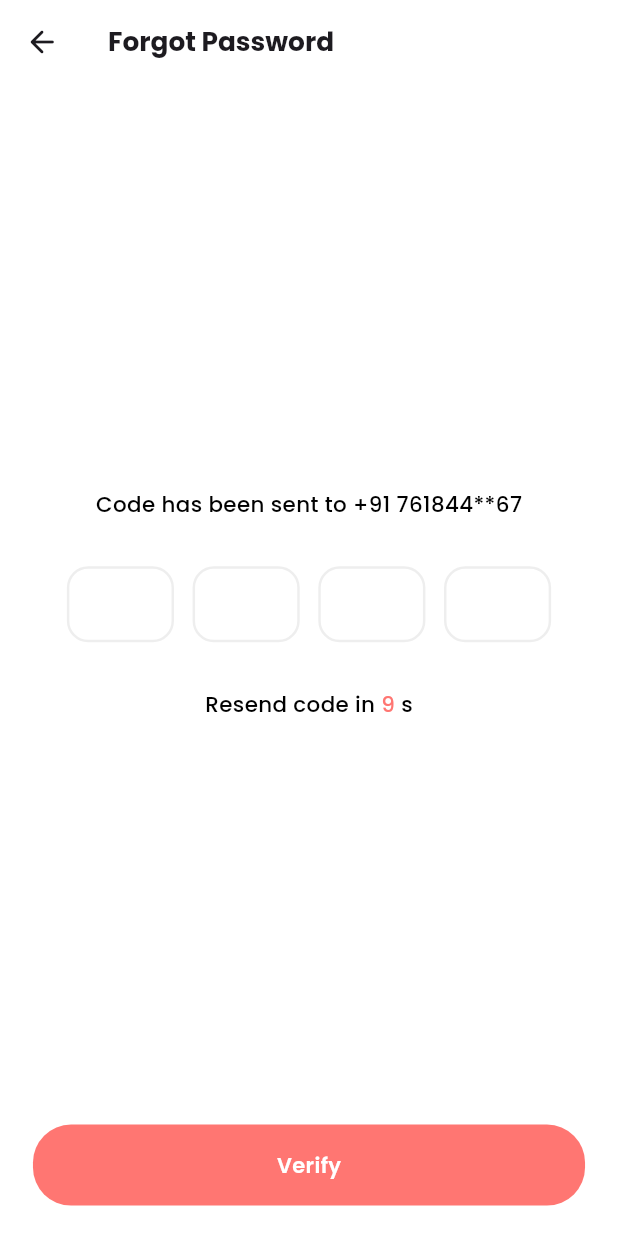
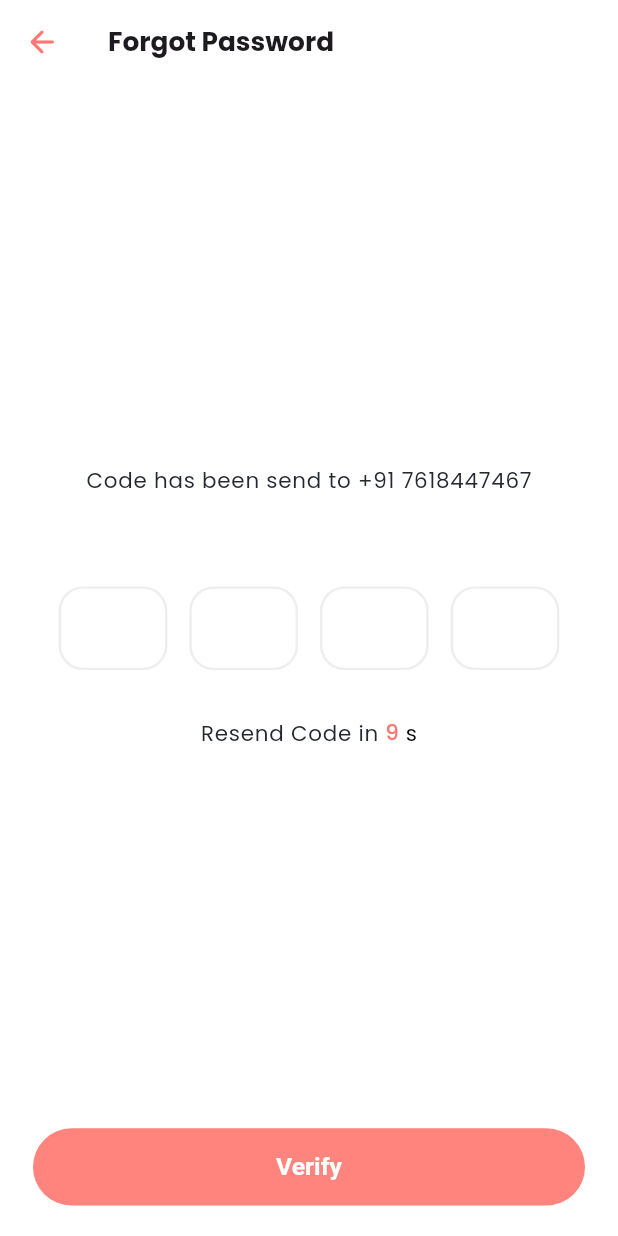
Before and after one commit to Aman-Singh-Rawat/newsy_app, a Flutter app: the ForgotPasswordScreen screen opened directly, after a tap on "Continue", on a phone screen of 412 x 824 dp. Run offline on Flutter 3.47's test engine with Material 3 defaults, Android fonts, the phone set to English and light mode, and no system bars; drawn by our look-alikes of pinput; our stand-ins replace flutter_screenutil, flutter_spinkit, flutter_svg, grouped_list, image_picker; missing offline and left inert: flutter_quill, flutter_quill_extensions, mobkit_dashed_border.

Commit message:
ADDED:: night mode in otp_screen

```diff
--- a/lib/core/utils/constants/text_strings.dart
+++ b/lib/core/utils/constants/text_strings.dart
@@ -14,6 +14,7 @@ class TextStrings {
   static const String next = "Next";
   static const String getStarted = "Get Started";
   static const String continueText = "Continue";
+  static const String verify = "Verify";
 
   // news agency
   static const String newsAgencyAppBarText = "Do You?";
@@ -55,8 +56,10 @@ class TextStrings {
   static const String forgotPassItemTitle2 = "via Email";
 
   // otp forgot password
+  static const String resend = "Resend";
   static const String otpTitle = "Code has been send to";
-  static const String otpResendCode = "Resend Code in";
+  static const String otpResendCode = "Resend Code in ";
+  static const String didNotRecieveCode = "Didn't Receive otp? ";
 
   // reset password
   static const String resetPasswordTitle = "Create a new password";
--- a/lib/view/views/auth/forgot_password_screen.dart
+++ b/lib/view/views/auth/forgot_password_screen.dart
@@ -1,10 +1,13 @@
 import 'package:flutter/material.dart';
 import 'package:flutter_screenutil/flutter_screenutil.dart';
 import 'package:flutter_svg/flutter_svg.dart';
+import 'package:newsy/core/navigation/app_navigation.dart';
 import 'package:newsy/core/theme/custom_text_style.dart';
 import 'package:newsy/core/utils/constants/image_strings.dart';
+import 'package:newsy/core/utils/constants/text_strings.dart';
 import 'package:newsy/core/utils/extension.dart';
 import 'package:newsy/view/views/auth/otp_screen.dart';
+import 'package:newsy/view/widgets/custom_app_bar.dart';
 import 'package:newsy/view/widgets/custom_btn.dart';
 import 'package:newsy/view/widgets/news_agency_widget.dart';
 
@@ -22,13 +25,13 @@ class _ForgotPasswordScreenState extends State<ForgotPasswordScreen> {
   final List<Map<String, dynamic>> _forgotTypeList = [
     {
       "index": 0,
-      "category": "via SMS:",
+      "category": TextStrings.forgotPassItemTitle1,
       "description": "+91 9876543210",
       "icon": Icons.message,
     },
     {
       "index": 1,
-      "category": "via Email: ",
+      "category": TextStrings.forgotPassItemTitle2,
       "description": "am******at@gmail.com",
       "icon": Icons.email,
     },
@@ -37,13 +40,7 @@ class _ForgotPasswordScreenState extends State<ForgotPasswordScreen> {
   @override
   Widget build(BuildContext context) {
     return Scaffold(
-      appBar: AppBar(
-        leading: IconButton(
-          onPressed: () => Navigator.pop(context),
-          icon: Icon(Icons.arrow_back_rounded),
-        ),
-        title: Text("Forgot Password"),
-      ),
+      appBar: getAppBar(title: TextStrings.forgotPassword, context: context),
       body: SafeArea(
         child: SingleChildScrollView(
           child: Column(
@@ -55,13 +52,15 @@ class _ForgotPasswordScreenState extends State<ForgotPasswordScreen> {
                 width: 150.w,
                 fit: BoxFit.cover,
               ),
-              SizedBox(height: 15.h),
+              SizedBox(height: 25.h),
               Text(
-                "Select which contact details should we use to reset your password",
-                style: CustomTextStyle.screenDescTextStyle,
+                TextStrings.forgotPassTitle,
+                style: Theme.of(
+                  context,
+                ).textTheme.bodyLarge!.copyWith(fontSize: 13.sp),
               ),
 
-              SizedBox(height: 15.h),
+              SizedBox(height: 20.h),
 
               ..._forgotTypeList.asMap().entries.map(
                 (forgotItem) => NewsAgencyWidget(
@@ -72,14 +71,16 @@ class _ForgotPasswordScreenState extends State<ForgotPasswordScreen> {
                 ).marginOnly(bottom: 20.h),
               ),
 
-              SizedBox(height: 25.h),
-              CustomBtn(
-                color: Colorr.primaryColor[400]!,
-                btnText: "Continue",
-                onTap: () => Navigator.of(
-                  context,
-                ).push(MaterialPageRoute(builder: (context) => OtpScreen())),
+              SizedBox(height: 40.h),
+              SizedBox(
+                width: double.infinity,
+                child: ElevatedButton(
+                  onPressed: () =>
+                      AppNavigator.push(context, const OtpScreen()),
+                  child: Text(TextStrings.continueText),
+                ),
               ),
+              SizedBox(height: 20.h),
             ],
           ).padSymmetric(horizontal: 20.w),
         ),
--- a/lib/view/views/auth/otp_screen.dart
+++ b/lib/view/views/auth/otp_screen.dart
@@ -2,9 +2,13 @@ import 'dart:async';
 
 import 'package:flutter/material.dart';
 import 'package:flutter_screenutil/flutter_screenutil.dart';
+import 'package:newsy/core/navigation/app_navigation.dart';
 import 'package:newsy/core/theme/custom_text_style.dart';
+import 'package:newsy/core/utils/constants/text_strings.dart';
 import 'package:newsy/core/utils/extension.dart';
+import 'package:newsy/core/utils/helpers/helper_function.dart';
 import 'package:newsy/view/views/auth/reset_password_screen.dart';
+import 'package:newsy/view/widgets/custom_app_bar.dart';
 import 'package:newsy/view/widgets/custom_btn.dart';
 import 'package:newsy/view/widgets/otp_pin_field.dart';
 
@@ -39,38 +43,40 @@ class _OtpScreenState extends State<OtpScreen> {
 
   @override
   Widget build(BuildContext context) {
+    final bool isDark = HelperFunction.isDarkMode(context);
+
     _isCounterMinus = _counter == -1;
     return Scaffold(
       resizeToAvoidBottomInset: true,
-      appBar: AppBar(
-        leading: IconButton(
-          onPressed: () => Navigator.pop(context),
-          icon: Icon(Icons.arrow_back_rounded),
-        ),
-        title: Text("Forgot Password"),
-      ),
+      appBar: getAppBar(title: TextStrings.forgotPassword, context: context),
       body: GestureDetector(
-                behavior: HitTestBehavior.opaque,
+        behavior: HitTestBehavior.opaque,
 
-         onTap: () => FocusScope.of(context).requestFocus( FocusNode()),
+        onTap: () => FocusScope.of(context).requestFocus(FocusNode()),
         child: Column(
           crossAxisAlignment: CrossAxisAlignment.center,
           children: [
             Spacer(),
             Text(
-              "Code has been sent to +91 761844**67",
-              style: CustomTextStyle.screenDescTextStyle,
+              "${TextStrings.otpTitle} +91 7618447467",
+              style: Theme.of(
+                context,
+              ).textTheme.bodyLarge!.copyWith(fontSize: 13.sp),
             ),
 
-            SizedBox(height: 30.h),
+            SizedBox(height: 60.h),
             MyOtpPinField(),
             SizedBox(height: 30.h),
             Row(
               mainAxisAlignment: MainAxisAlignment.center,
               children: [
                 Text(
-                  _isCounterMinus ? "Didn't Receive otp? " : "Resend code in ",
-                  style: CustomTextStyle.screenDescTextStyle,
+                  _isCounterMinus
+                      ? TextStrings.didNotRecieveCode
+                      : TextStrings.otpResendCode,
+                  style: Theme.of(
+                    context,
+                  ).textTheme.bodyLarge!.copyWith(fontSize: 13.sp),
                 ),
                 if (!_isCounterMinus)
                   Text(
@@ -84,24 +90,31 @@ class _OtpScreenState extends State<OtpScreen> {
                       ? () => setState(() => _counter = 10)
                       : null,
                   child: Text(
-                    _isCounterMinus ? "Resend" : " s",
-                    style: CustomTextStyle.screenDescTextStyle.copyWith(
-                      color: _counter == -1
-                          ? Colorr.primaryColor[400]
-                          : Colors.black,
-                    ),
+                    _isCounterMinus ? TextStrings.resend : " s",
+                    style: Theme.of(context).textTheme.bodyLarge!
+                        .copyWith(fontSize: 13.sp)
+                        .copyWith(
+                          color: _counter == -1
+                              ? Colorr.primaryColor[400]
+                              : isDark
+                              ? Colors.white
+                              : Colors.black,
+                        ),
                   ),
                 ),
               ],
             ),
 
             Spacer(),
-            CustomBtn(
-              color: Colorr.primaryColor[400]!,
-              btnText: "Verify",
-              onTap: () => Navigator.of(context).pushAndRemoveUntil(
-                MaterialPageRoute(builder: (context) => ResetPasswordScreen()),
-                (Route<dynamic> route) => false,
+
+            SizedBox(
+              width: double.infinity,
+              child: ElevatedButton(
+                onPressed: () => AppNavigator.pushAndRemoveAll(
+                  context,
+                  const ResetPasswordScreen(),
+                ),
+                child: Text(TextStrings.verify),
               ),
             ),
 
--- a/lib/view/widgets/news_agency_widget.dart
+++ b/lib/view/widgets/news_agency_widget.dart
@@ -21,13 +21,17 @@ class NewsAgencyWidget extends StatelessWidget {
     if (isForgotPassword) {
       return Theme.of(context).textTheme.titleMedium!.copyWith(fontSize: 11.sp);
     } else {
-      return Theme.of(context).textTheme.titleLarge!.copyWith(fontSize: 14.sp);
+      return Theme.of(
+        context,
+      ).textTheme.headlineMedium!.copyWith(fontSize: 14.sp);
     }
   }
 
   TextStyle getSubHeadingStyle(BuildContext context) {
     if (isForgotPassword) {
-      return Theme.of(context).textTheme.titleLarge!.copyWith(fontSize: 14.sp);
+      return Theme.of(
+        context,
+      ).textTheme.headlineMedium!.copyWith(fontSize: 14.sp);
     } else {
       return Theme.of(context).textTheme.titleMedium!.copyWith(fontSize: 11.sp);
     }
--- a/lib/view/widgets/otp_pin_field.dart
+++ b/lib/view/widgets/otp_pin_field.dart
@@ -3,6 +3,7 @@ import 'package:flutter/services.dart';
 import 'package:flutter_screenutil/flutter_screenutil.dart';
 
 import 'package:newsy/core/theme/app_colors.dart';
+import 'package:newsy/core/utils/helpers/helper_function.dart';
 import 'package:pinput/pinput.dart';
 
 class MyOtpPinField extends StatelessWidget {
@@ -10,30 +11,38 @@ class MyOtpPinField extends StatelessWidget {
 
   @override
   Widget build(BuildContext context) {
+    final bool isDark = HelperFunction.isDarkMode(context);
+
     final defaultPinTheme = PinTheme(
-      width: 65.w,
-      height: 50.h,
-      margin: EdgeInsets.symmetric(horizontal: 2.w),
-      textStyle: TextStyle(
-        fontSize: 20.sp,
-        color: Colors.black,
-        fontWeight: FontWeight.w600,
-      ),
+      width: 66.w,
+      height: 55.h,
+      margin: EdgeInsets.symmetric(horizontal: 3.w),
+      textStyle: Theme.of(context).textTheme.headlineMedium,
       decoration: BoxDecoration(
-        borderRadius: BorderRadius.circular(14.r),
-        border: Border.all(color: Colors.grey.shade200, width: 1.5.w),
+        color: isDark ? Colorr.darkSurface : Colors.white,
+        borderRadius: BorderRadius.circular(16.r),
+        border: Border.all(
+          color: isDark ? Colors.transparent : Colors.grey.shade200,
+          width: 1.5.w,
+        ),
       ),
     );
 
     final focusedPinTheme = defaultPinTheme.copyDecorationWith(
-      borderRadius: BorderRadius.circular(14.r),
-      border: Border.all(color: Colorr.primaryColor[400]!, width: 1.5.w),
+      borderRadius: BorderRadius.circular(16.r),
+      border: Border.all(
+        color: Colorr.primaryColor[400]!,
+        width: isDark ? 1.w : 1.5.w,
+      ),
     );
 
     final submittedPinTheme = defaultPinTheme.copyWith(
       decoration: defaultPinTheme.decoration?.copyWith(
-        borderRadius: BorderRadius.circular(14.r),
-        border: Border.all(color: Colorr.primaryColor[400]!, width: 1.5.w),
+        borderRadius: BorderRadius.circular(16.r),
+        border: Border.all(
+          color: Colorr.primaryColor[300]!,
+          width: isDark ? 1.w : 1.5.w,
+        ),
       ),
     );
 
```
